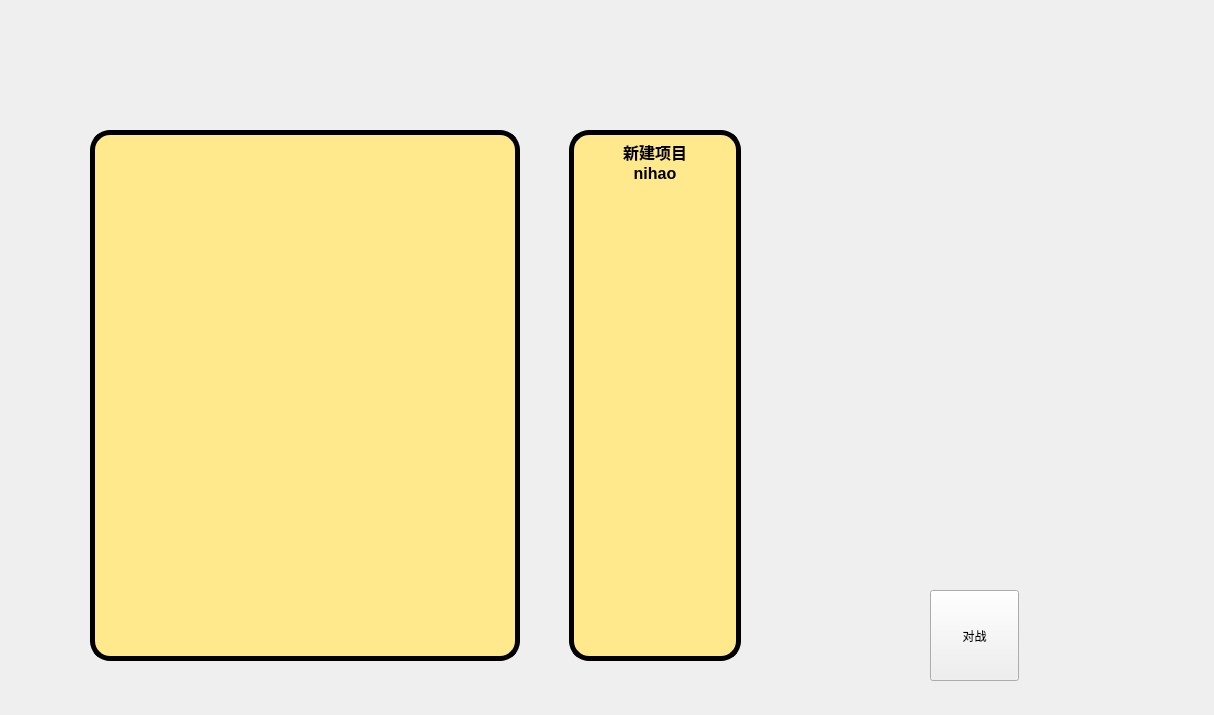
Old version of the form src/client/fightwidget.ui in the repository Connor1996/Pokemon.
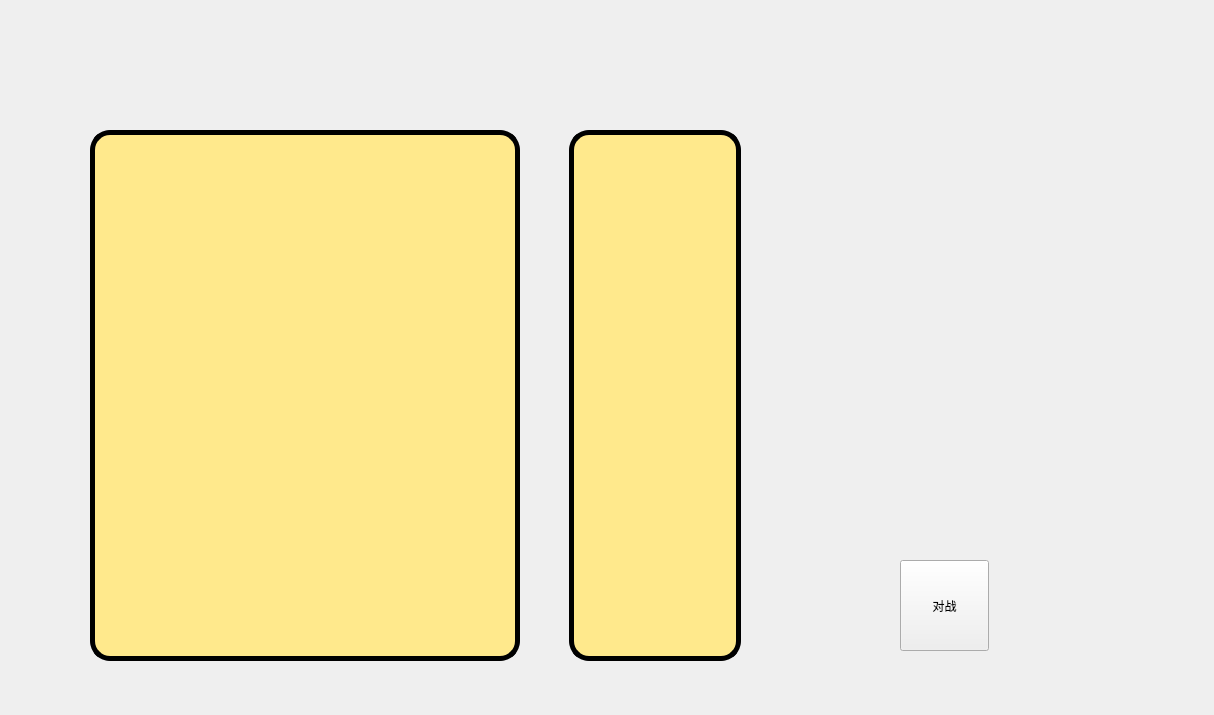
New version of the form. Icons and pictures are not drawn.

What changed in the file:
```diff
--- a/src/client/fightwidget.ui
+++ b/src/client/fightwidget.ui
@@ -193,22 +193,6 @@
       <property name="textElideMode">
        <enum>Qt::ElideMiddle</enum>
       </property>
-      <item>
-       <property name="text">
-        <string>新建项目</string>
-       </property>
-       <property name="textAlignment">
-        <set>AlignCenter</set>
-       </property>
-      </item>
-      <item>
-       <property name="text">
-        <string>nihao</string>
-       </property>
-       <property name="textAlignment">
-        <set>AlignCenter</set>
-       </property>
-      </item>
      </widget>
     </item>
    </layout>
@@ -216,8 +200,8 @@
   <widget class="QPushButton" name="pushButton">
    <property name="geometry">
     <rect>
-     <x>930</x>
-     <y>590</y>
+     <x>900</x>
+     <y>560</y>
      <width>89</width>
      <height>91</height>
     </rect>
```
Left out of the diff: 2 changed lines with no effect on the pictures.
